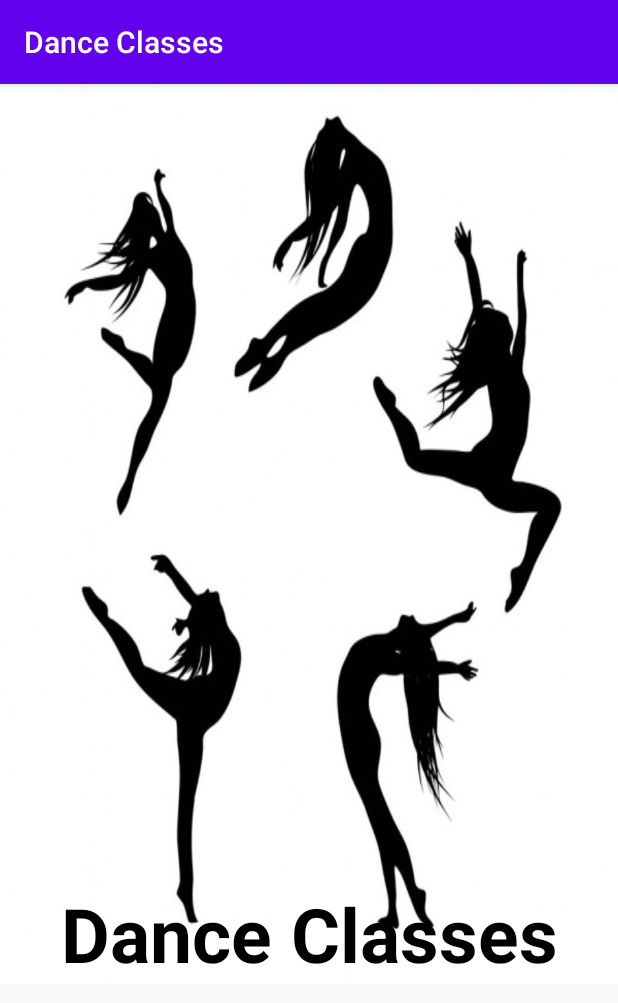
After one commit to sachernik/CPS731Assign4, an Android app: the Splash screen opened directly, with no data from a screen before it, on a phone screen of 412 x 824 dp. The commit adds this screen. Shown: the top 1003 px of the screen. Run offline under Robolectric (Android 15) with nearby library versions, the phone set to English and light mode, and no system bars.

Commit message:
Added splash

```diff
--- a/app/src/main/AndroidManifest.xml
+++ b/app/src/main/AndroidManifest.xml
@@ -9,6 +9,13 @@
         android:roundIcon="@mipmap/ic_launcher_round"
         android:supportsRtl="true"
         android:theme="@style/AppTheme">
+
+        <activity android:name=".Splash">
+            <intent-filter>
+                <action android:name="android.intent.action.MAIN" />
+                <category android:name="android.intent.category.LAUNCHER" />
+            </intent-filter>
+        </activity>
 
         <activity android:name=".MainActivity">
             <intent-filter>
--- /dev/null
+++ b/app/src/main/java/com/example/danceclasses/Splash.java
@@ -0,0 +1,27 @@
+package com.example.danceclasses;
+
+import android.content.Intent;
+import android.os.Bundle;
+
+import androidx.appcompat.app.AppCompatActivity;
+
+import java.util.Timer;
+import java.util.TimerTask;
+
+public class Splash extends AppCompatActivity {
+
+    @Override
+    protected void onCreate(Bundle savedInstanceState) {
+        super.onCreate(savedInstanceState);
+        setContentView(R.layout.activity_splash);
+        TimerTask task = new TimerTask() {
+            @Override
+            public void run() {
+                finish();
+                startActivity(new Intent(Splash.this, MainActivity.class));
+            }
+        };
+        Timer opening = new Timer();
+        opening.schedule(task, 5000);
+    }
+}
--- /dev/null
+++ b/app/src/main/res/layout/activity_splash.xml
@@ -0,0 +1,23 @@
+<?xml version="1.0" encoding="utf-8"?>
+<androidx.constraintlayout.widget.ConstraintLayout
+    xmlns:android="http://schemas.android.com/apk/res/android"
+    xmlns:tools="http://schemas.android.com/tools"
+    android:layout_width="match_parent"
+    android:layout_height="match_parent"
+    tools:context=".Splash">
+
+    <TextView
+        android:id="@+id/textView"
+        android:layout_width="wrap_content"
+        android:layout_height="wrap_content"
+        android:text="@string/dance_classes"
+        android:background="@drawable/dancesil"
+        android:textSize="50sp"
+        android:textStyle="bold"
+        android:gravity="bottom|center_horizontal"
+        android:textAlignment="center"
+        android:textColor="@android:color/black"
+        android:layout_gravity="center_vertical"
+        />
+
+</androidx.constraintlayout.widget.ConstraintLayout>
--- a/app/src/main/res/values/strings.xml
+++ b/app/src/main/res/values/strings.xml
@@ -1,5 +1,6 @@
 <resources>
     <string name="app_name">Dance Classes</string>
+    <string name="dance_classes">Dance Classes</string>
 
     <string-array name="titles_array">
         <item> Ballet Beginner </item>
```
Also changed, not shown: app/src/main/res/drawable/dancesil.jpg (added).
